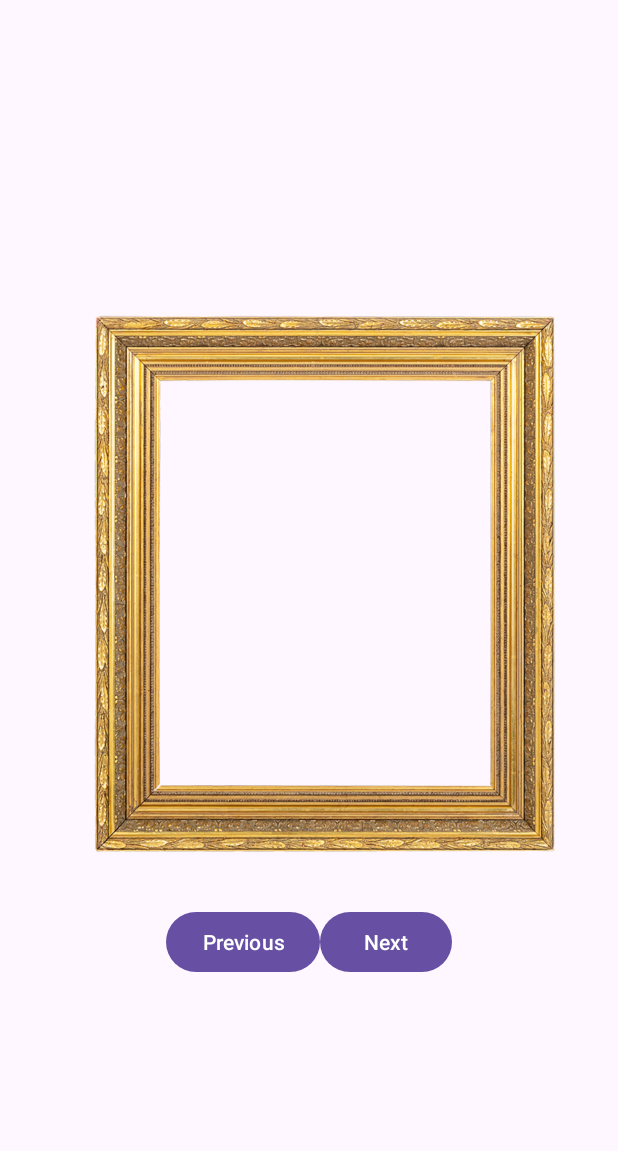
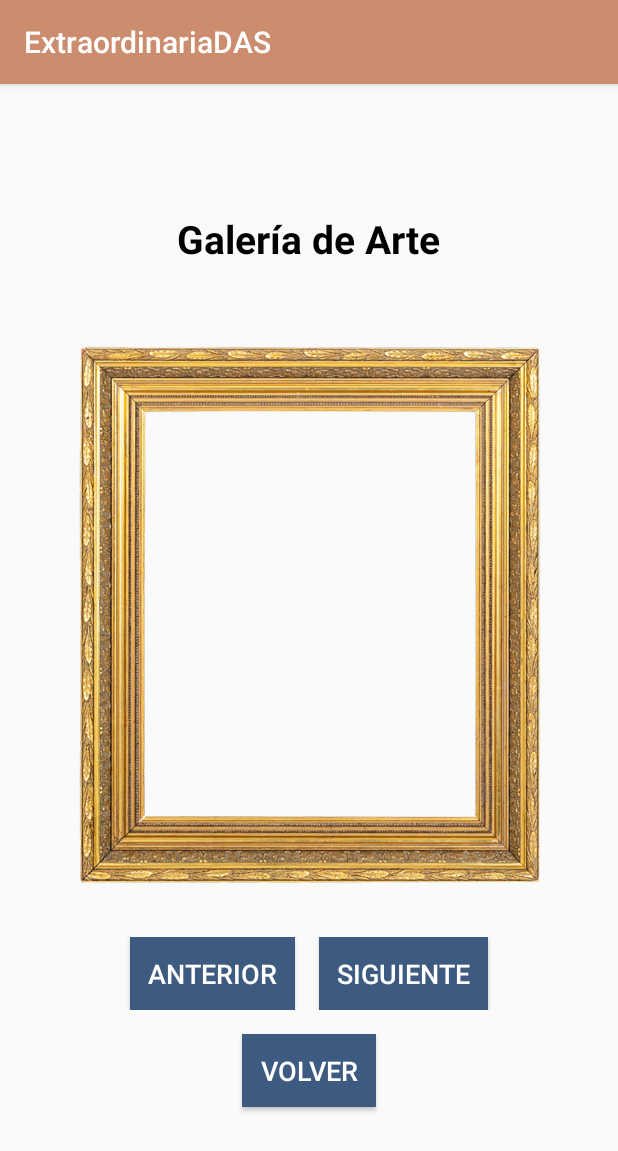
Before and after one commit to robledo21/DAS-Extraordinaria, an Android app: the ViewPhotosActivity screen opened directly, with no data from a screen before it, on a phone screen of 412 x 824 dp. Shown: the top 1151 px of the screen. Run offline under Robolectric (Android 15) with nearby library versions, the phone set to English and light mode, and no system bars; pictures from the network do not load.

Commit message:
Mas bonita

```diff
--- a/app/src/main/AndroidManifest.xml
+++ b/app/src/main/AndroidManifest.xml
@@ -19,7 +19,7 @@
         android:label="@string/app_name"
         android:roundIcon="@mipmap/ic_launcher_round"
         android:supportsRtl="true"
-        android:theme="@style/Theme.ExtraordinariaDAS"
+        android:theme="@style/AppTheme"
         android:usesCleartextTraffic="true"
         tools:targetApi="31">
         <activity
--- a/app/src/main/java/com/example/extraordinariadas/ViewPhotosActivity.kt
+++ b/app/src/main/java/com/example/extraordinariadas/ViewPhotosActivity.kt
@@ -22,6 +22,7 @@ class ViewPhotosActivity : AppCompatActivity() {
     private lateinit var imageView: ImageView
     private lateinit var nextButton: Button
     private lateinit var prevButton: Button
+    private lateinit var backButton: Button
 
     private var photoUrls: MutableList<String> = mutableListOf()
     private var currentIndex = 0
@@ -33,6 +34,7 @@ class ViewPhotosActivity : AppCompatActivity() {
         imageView = findViewById(R.id.imageView)
         prevButton = findViewById(R.id.prevButton)
         nextButton = findViewById(R.id.nextButton)
+        backButton = findViewById<Button>(R.id.backButton)
 
         fetchPhotos()
 
@@ -48,6 +50,10 @@ class ViewPhotosActivity : AppCompatActivity() {
                 currentIndex--
                 displayPhoto()
             }
+        }
+
+        backButton.setOnClickListener {
+            finish()
         }
     }
 
--- a/app/src/main/res/layout/activity_view_photos.xml
+++ b/app/src/main/res/layout/activity_view_photos.xml
@@ -1,15 +1,26 @@
-<?xml version="1.0" encoding="utf-8"?>
 <LinearLayout xmlns:android="http://schemas.android.com/apk/res/android"
     android:layout_width="match_parent"
     android:layout_height="match_parent"
     android:orientation="vertical"
     android:gravity="center">
 
+    <!-- Texto -->
+    <TextView
+        android:layout_width="wrap_content"
+        android:layout_height="wrap_content"
+        android:text="Galería de Arte"
+        android:textSize="26sp"
+        android:textStyle="bold"
+        android:textColor="@color/black"
+        android:layout_gravity="center"
+        android:layout_marginBottom="16dp" />
+
     <FrameLayout
         android:id="@+id/frameLayout"
         android:layout_width="wrap_content"
         android:layout_height="wrap_content"
-        android:layout_margin="16dp">
+        android:layout_marginStart="0dp"
+        android:layout_marginTop="16dp">
 
         <ImageView
             android:id="@+id/imageView"
@@ -31,19 +42,43 @@
         android:layout_width="match_parent"
         android:layout_height="wrap_content"
         android:orientation="horizontal"
-        android:gravity="center">
+        android:gravity="center"
+        android:layout_marginTop="16dp">
 
         <Button
             android:id="@+id/prevButton"
             android:layout_width="wrap_content"
             android:layout_height="wrap_content"
-            android:text="Previous"/>
+            android:layout_marginRight="8dp"
+            android:background="@color/colorAccent"
+            android:textColor="@color/white"
+            android:textSize="18sp"
+            android:padding="12dp"
+            android:text="Anterior"/>
 
         <Button
             android:id="@+id/nextButton"
             android:layout_width="wrap_content"
             android:layout_height="wrap_content"
-            android:text="Next"/>
+            android:layout_marginLeft="8dp"
+            android:background="@color/colorAccent"
+            android:textColor="@color/white"
+            android:textSize="18sp"
+            android:padding="12dp"
+            android:text="Siguiente"/>
     </LinearLayout>
 
+    <!-- Botón para volver -->
+    <Button
+        android:id="@+id/backButton"
+        android:layout_width="wrap_content"
+        android:layout_height="wrap_content"
+        android:layout_gravity="center"
+        android:layout_marginTop="16dp"
+        android:background="@color/colorAccent"
+        android:textColor="@color/white"
+        android:textSize="18sp"
+        android:padding="12dp"
+        android:text="Volver" />
+
 </LinearLayout>
--- a/app/src/main/res/values/colors.xml
+++ b/app/src/main/res/values/colors.xml
@@ -2,4 +2,9 @@
 <resources>
     <color name="black">#FF000000</color>
     <color name="white">#FFFFFFFF</color>
+    <color name="colorPrimary">#CC8D6F</color> <!-- Beige claro -->
+    <color name="colorPrimaryDark">#775646</color> <!-- Gris oscuro -->
+    <color name="colorAccent">#3D5A80</color> <!-- Azul oscuro -->
+    <color name="textColor">#3D5A80</color>
+    <color name="colorsuave">#EFD5C8</color>
 </resources>
--- /dev/null
+++ b/app/src/main/res/values/styles.xml
@@ -0,0 +1,8 @@
+<?xml version="1.0" encoding="utf-8"?>
+<resources>
+        <style name="AppTheme" parent="Theme.AppCompat.Light.DarkActionBar">
+            <item name="colorPrimary">@color/colorPrimary</item>
+            <item name="colorPrimaryDark">@color/colorPrimaryDark</item>
+            <item name="colorAccent">@color/colorAccent</item>
+        </style>
+</resources>
```
Also changed, not shown: app/src/main/java/com/example/extraordinariadas/MainActivity.kt (+1 -39 lines), app/src/main/java/com/example/extraordinariadas/PhotoAdapter.kt (deleted, +0 -56 lines), app/src/main/res/layout/activity_main.xml (+30 -19 lines), app/src/main/res/layout/grid_item_photo.xml (deleted, +0 -13 lines), app/src/main/res/layout/photo_item_layout.xml (deleted, +0 -7 lines), app/src/main/res/layout/registro_login_activity.xml (+38 -9 lines), app/src/main/res/drawable/gugen.png (added).
